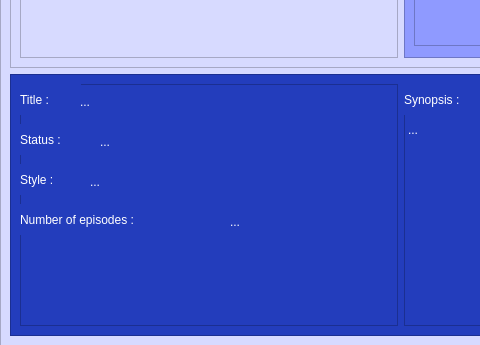
First picture: the form in content/tvseries/pageonetvserie.ui, repository Sovhan/8INF957_ProjetSAVR, before the edit; both pictures show x 0 to 480 and y 205 to 550 of the 800 by 550 pixel window.
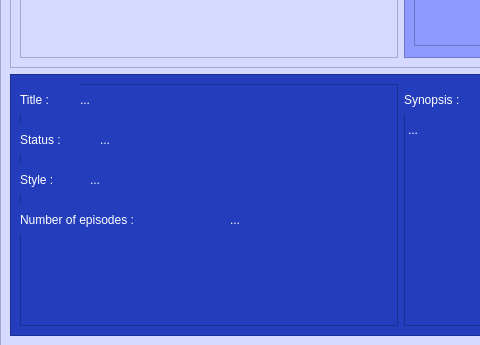
Second picture: the form after the edit.

Commit message: Synopsis added to One Serie Page

The edit to the form file:
```diff
--- a/content/tvseries/pageonetvserie.ui
+++ b/content/tvseries/pageonetvserie.ui
@@ -182,9 +182,9 @@
           <property name="geometry">
            <rect>
             <x>60</x>
-            <y>10</y>
+            <y>6</y>
             <width>191</width>
-            <height>16</height>
+            <height>20</height>
            </rect>
           </property>
           <property name="text">
@@ -195,9 +195,9 @@
           <property name="geometry">
            <rect>
             <x>80</x>
-            <y>50</y>
+            <y>46</y>
             <width>191</width>
-            <height>16</height>
+            <height>20</height>
            </rect>
           </property>
           <property name="text">
@@ -208,9 +208,9 @@
           <property name="geometry">
            <rect>
             <x>70</x>
-            <y>90</y>
+            <y>86</y>
             <width>191</width>
-            <height>16</height>
+            <height>20</height>
            </rect>
           </property>
           <property name="text">
@@ -221,9 +221,9 @@
           <property name="geometry">
            <rect>
             <x>210</x>
-            <y>130</y>
+            <y>126</y>
             <width>91</width>
-            <height>16</height>
+            <height>20</height>
            </rect>
           </property>
           <property name="text">
@@ -258,16 +258,31 @@
            <rect>
             <x>4</x>
             <y>39</y>
-            <width>361</width>
-            <height>201</height>
+            <width>360</width>
+            <height>200</height>
            </rect>
           </property>
+          <property name="minimumSize">
+           <size>
+            <width>360</width>
+            <height>200</height>
+           </size>
+          </property>
+          <property name="maximumSize">
+           <size>
+            <width>360</width>
+            <height>200</height>
+           </size>
+          </property>
           <property name="text">
            <string>...</string>
           </property>
           <property name="alignment">
            <set>Qt::AlignLeading|Qt::AlignLeft|Qt::AlignTop</set>
           </property>
+          <property name="wordWrap">
+           <bool>true</bool>
+          </property>
          </widget>
         </widget>
        </item>
```
The commit also changes 1 other file.
